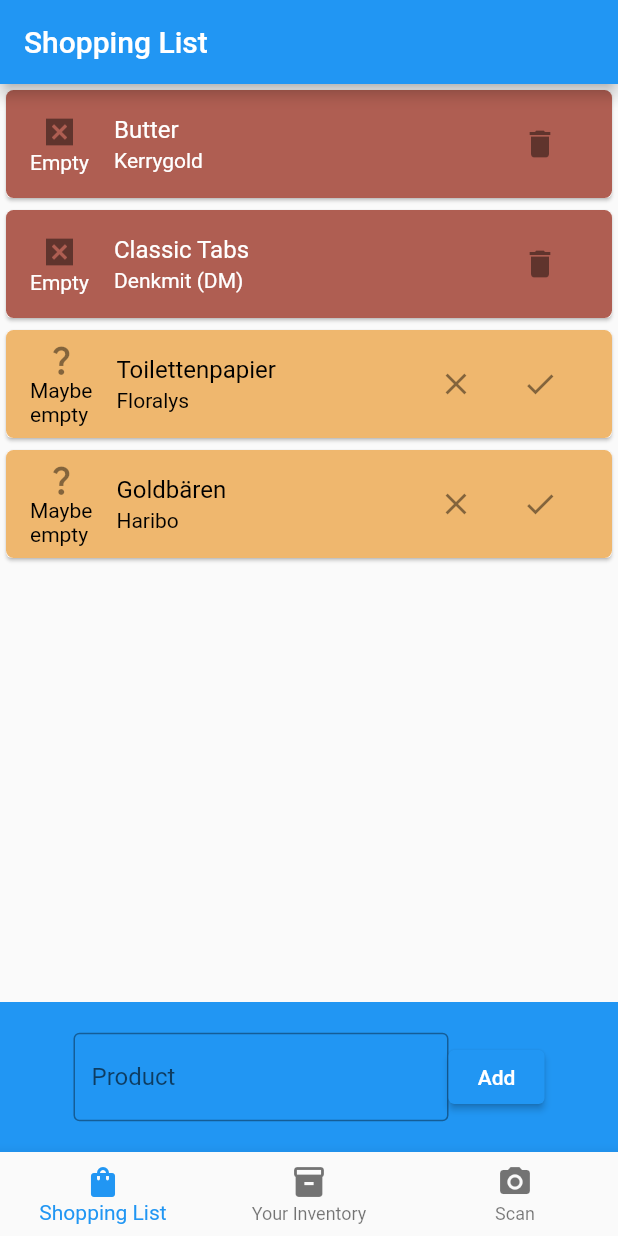
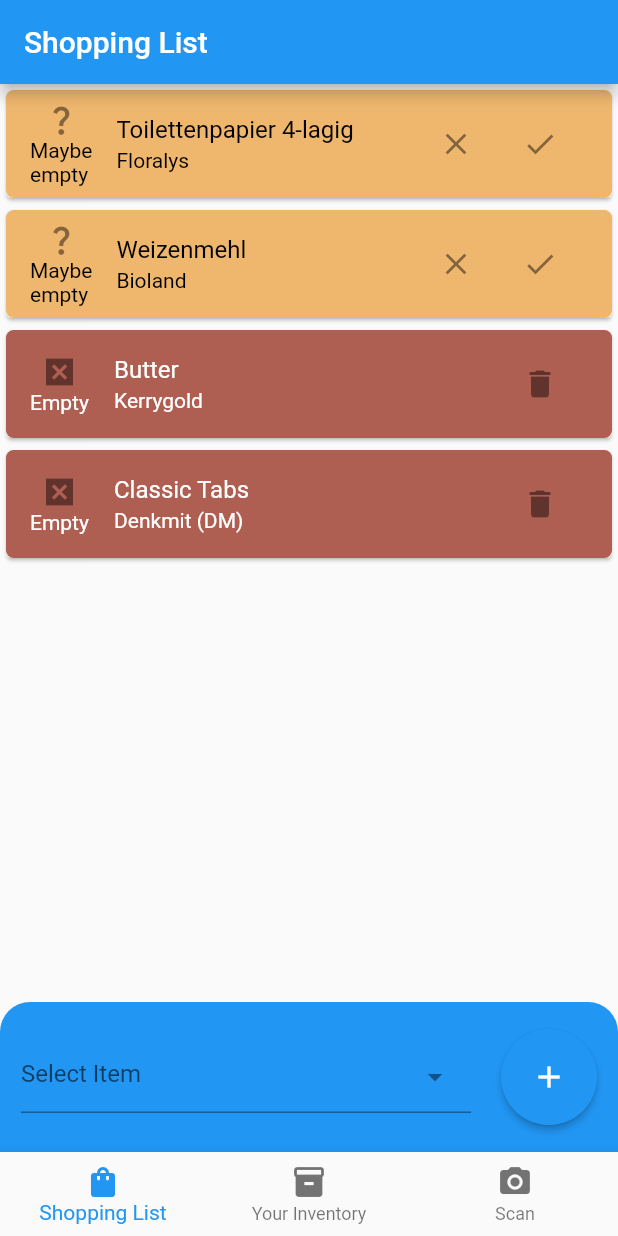
Before and after one commit to dominikth13/SE_Prototype, a Flutter app: the screen it shows after launch, after a tap on the "close" icon, on a phone screen of 412 x 824 dp. Run offline on Flutter 3.47's test engine with Material 2 defaults, Android fonts, the phone set to English and light mode, and no system bars; drawn by our look-alikes of dropdown_textfield; our stand-ins replace camera; missing offline and left inert: rainbow_color.

Commit message:
Added dropdown and sort to Shopping list

```diff
--- a/smart_shopping_list/lib/main.dart
+++ b/smart_shopping_list/lib/main.dart
@@ -25,15 +25,18 @@
   final List<CameraDescription> cameras;
   static List<InventoryItem> inventory = [
     InventoryItem("Staubmagnet Ersatztücher", "Swiffer", Unit.PART, 20),
-    InventoryItem("Strauchtomaten", "Lidl", Unit.GRAM, 300)
+    InventoryItem.forTesting("Strauchtomaten", "Lidl", Unit.GRAM, 300, 0.75),
   ];
   static List<ShoppingListItem> shoppingList = [
-    ShoppingListItem("Butter", "Kerrygold", ItemState.EMPTY, true),
-    ShoppingListItem("Classic Tabs", "Denkmit (DM)", ItemState.EMPTY, true),
-    ShoppingListItem("Weizenmehl", "Bioland", ItemState.MAYBE_EMPTY, false),
+    ShoppingListItem("Butter", "Kerrygold", Unit.GRAM, 250, ItemState.EMPTY),
     ShoppingListItem(
-        "Toilettenpapier", "Floralys", ItemState.MAYBE_EMPTY, false),
-    ShoppingListItem("Goldbären", "Haribo", ItemState.MAYBE_EMPTY, false),
+        "Classic Tabs", "Denkmit (DM)", Unit.PART, 65, ItemState.EMPTY),
+    ShoppingListItem(
+        "Weizenmehl", "Bioland", Unit.GRAM, 1000, ItemState.MAYBE_EMPTY),
+    ShoppingListItem("Toilettenpapier 4-lagig", "Floralys", Unit.PART, 10,
+        ItemState.MAYBE_EMPTY),
+    ShoppingListItem(
+        "Goldbären", "Haribo", Unit.GRAM, 75, ItemState.MAYBE_EMPTY),
   ];
 
   // This widget is the root of your application.
--- a/smart_shopping_list/lib/models/inventory_item.dart
+++ b/smart_shopping_list/lib/models/inventory_item.dart
@@ -1,20 +1,24 @@
+import 'package:smart_shopping_list/models/product.dart';
 import 'package:smart_shopping_list/models/unit.dart';
 
 class InventoryItem implements Comparable {
-  String name;
-  String brand;
-  Unit unit;
-  double size;
+  late Product product;
   double remainingAmount = 1;
 
-  InventoryItem(this.name, this.brand, this.unit, this.size);
+  InventoryItem(String name, String brand, Unit unit, double size) {
+    product = Product(name, brand, unit, size);
+  }
+  InventoryItem.forTesting(
+      String name, String brand, Unit unit, double size, this.remainingAmount) {
+    product = Product(name, brand, unit, size);
+  }
 
   double getRemainingSize() {
-    return remainingAmount * size;
+    return remainingAmount * product.size;
   }
 
   void setRemainingAmountBySize(double remainingSize) {
-    remainingAmount = remainingSize / size;
+    remainingAmount = remainingSize / product.size;
   }
 
   @override
--- a/smart_shopping_list/lib/models/item_state.dart
+++ b/smart_shopping_list/lib/models/item_state.dart
@@ -1,3 +1,5 @@
 enum ItemState {
-  MAYBE_EMPTY, EMPTY, CUSTOM;
+  MAYBE_EMPTY,
+  EMPTY,
+  CUSTOM;
 }
--- /dev/null
+++ b/smart_shopping_list/lib/models/product.dart
@@ -0,0 +1,30 @@
+import 'package:flutter/material.dart';
+import 'package:smart_shopping_list/models/unit.dart';
+
+class Product implements Comparable {
+  String name;
+  String brand;
+  Unit unit;
+  double size;
+
+  Product(this.name, this.brand, this.unit, this.size);
+
+  String toString() {
+    return "$name ($brand)\n $size ${unit.code}(s)";
+  }
+
+  @override
+  int compareTo(other) {
+    Product otherProduct = other as Product;
+
+    if (name.compareTo(otherProduct.name) != 0) {
+      return name.compareTo(otherProduct.name);
+    }
+
+    if (brand.compareTo(otherProduct.brand) != 0) {
+      return brand.compareTo(otherProduct.brand);
+    }
+
+    return size - otherProduct.size as int;
+  }
+}
--- a/smart_shopping_list/lib/models/shopping_list_item.dart
+++ b/smart_shopping_list/lib/models/shopping_list_item.dart
@@ -1,10 +1,44 @@
 import 'package:smart_shopping_list/models/item_state.dart';
+import 'package:smart_shopping_list/models/product.dart';
+import 'package:smart_shopping_list/models/unit.dart';
 
-class ShoppingListItem {
-  String name;
-  String brand;
+class ShoppingListItem implements Comparable {
+  late Product product;
   ItemState state;
-  bool addedToShoppingList;
 
-  ShoppingListItem(this.name, this.brand, this.state, this.addedToShoppingList);
+  ShoppingListItem(
+      String name, String brand, Unit unit, double size, this.state) {
+    product = Product(name, brand, unit, size);
+  }
+
+  @override
+  int compareTo(other) {
+    ShoppingListItem otherItem = other as ShoppingListItem;
+
+    if (state == ItemState.MAYBE_EMPTY) {
+      if (otherItem.state == ItemState.MAYBE_EMPTY) {
+        return product.compareTo(otherItem.product);
+      }
+
+      return -1;
+    }
+
+    if (otherItem.state == ItemState.MAYBE_EMPTY) {
+      return 1;
+    }
+
+    if (state == ItemState.EMPTY) {
+      if (otherItem.state == ItemState.EMPTY) {
+        return product.compareTo(otherItem.product);
+      }
+
+      return -1;
+    }
+
+    if (otherItem.state == ItemState.EMPTY) {
+      return 1;
+    }
+
+    return product.compareTo(otherItem.product);
+  }
 }
--- a/smart_shopping_list/lib/widgets/shopping_list_item_widget.dart
+++ b/smart_shopping_list/lib/widgets/shopping_list_item_widget.dart
@@ -1,16 +1,17 @@
 import 'package:flutter/material.dart';
+import 'package:smart_shopping_list/main.dart';
 import 'package:smart_shopping_list/models/item_state.dart';
 
 import '../models/shopping_list_item.dart';
 
 class ShoppingListItemWidget extends StatefulWidget {
   final ShoppingListItem shoppingListItem;
-  final Function(ShoppingListItem product) onPressDelete;
+  final Function() onChangeItem;
 
   const ShoppingListItemWidget(
     this.shoppingListItem, {
     super.key,
-    required this.onPressDelete,
+    required this.onChangeItem,
   });
 
   @override
@@ -24,6 +25,16 @@
     setState(() {
       widget.shoppingListItem.state;
     });
+    widget.onChangeItem();
+  }
+
+  void _delete(ShoppingListItem product) {
+    MyApp.shoppingList.remove(product);
+
+    setState(() {
+      MyApp.shoppingList;
+    });
+    widget.onChangeItem();
   }
 
   Column _icon() {
@@ -66,7 +77,7 @@
           children: [
             IconButton(
               icon: const Icon(Icons.close),
-              onPressed: () => widget.onPressDelete(widget.shoppingListItem),
+              onPressed: () => _delete(widget.shoppingListItem),
             ),
             IconButton(
               icon: const Icon(Icons.check),
@@ -80,7 +91,7 @@
           children: [
             IconButton(
               icon: const Icon(Icons.delete),
-              onPressed: () => widget.onPressDelete(widget.shoppingListItem),
+              onPressed: () => _delete(widget.shoppingListItem),
             ),
           ],
         );
@@ -114,8 +125,8 @@
         children: <Widget>[
           Expanded(
             child: ListTile(
-                title: Text(widget.shoppingListItem.name),
-                subtitle: Text(widget.shoppingListItem.brand),
+                title: Text(widget.shoppingListItem.product.name),
+                subtitle: Text(widget.shoppingListItem.product.brand),
                 tileColor: _tileColor(),
                 textColor: _textColor(),
                 shape: const RoundedRectangleBorder(
--- a/smart_shopping_list/lib/widgets/shopping_list_widget.dart
+++ b/smart_shopping_list/lib/widgets/shopping_list_widget.dart
@@ -1,9 +1,13 @@
+import 'package:dropdown_textfield/dropdown_textfield.dart';
 import 'package:flutter/material.dart';
+import 'package:smart_shopping_list/models/inventory_item.dart';
 import 'package:smart_shopping_list/models/item_state.dart';
+import 'package:smart_shopping_list/models/product.dart';
 import 'package:smart_shopping_list/widgets/shopping_list_item_widget.dart';
 
 import '../models/shopping_list_item.dart';
 import '../main.dart';
+import '../models/unit.dart';
 
 class ShoppingListWidget extends StatefulWidget {
   const ShoppingListWidget({super.key});
@@ -13,25 +17,38 @@
 }
 
 class _ShoppingListWidgetState extends State<ShoppingListWidget> {
-  void _delete(ShoppingListItem product) {
-    MyApp.shoppingList.remove(product);
+  final TextEditingController _addProductNameController =
+      TextEditingController();
+  final SingleValueDropDownController _svdc = SingleValueDropDownController();
+  List<ShoppingListItem> _items = [];
+
+  @override
+  void initState() {
+    super.initState();
+
+    _items = _sortedItems();
+  }
+
+  void _addProduct() {
+    Product? product = _svdc.dropDownValue?.value;
+    if (product == null) {
+      return;
+    }
+
+    MyApp.shoppingList.add(ShoppingListItem(product.name, product.brand,
+        product.unit, product.size, ItemState.CUSTOM));
+    _svdc.dropDownValue = null;
 
     setState(() {
       MyApp.shoppingList;
     });
+    _onChangeItems();
   }
 
-  final TextEditingController _addProductNameController =
-      TextEditingController();
-
-  void _addProduct(String name) {
-    //TODO implement
-    String brand = "Example Brand";
-    MyApp.shoppingList
-        .add(ShoppingListItem(name, brand, ItemState.CUSTOM, true));
-
+  void _onChangeItems() {
+    _items = _sortedItems();
     setState(() {
-      MyApp.shoppingList;
+      _items;
     });
   }
 
@@ -39,7 +56,34 @@
   void dispose() {
     // Clean up the controller when the widget is disposed.
     _addProductNameController.dispose();
+    _svdc.dispose();
     super.dispose();
+  }
+
+  List<DropDownValueModel> _options() {
+    final List<Product> _optionMock = [
+      Product("Feinschmecker-Salami", "Wiltmann", Unit.GRAM, 80),
+      Product("Salami Kralovsky", "Kostelec", Unit.GRAM, 380),
+      Product("Salami", "Wilhelm Brandenburg", Unit.GRAM, 80),
+      Product("Salami", "Die Thüringer", Unit.GRAM, 100),
+      Product("Waschmittel Renew Schwarz", "Perwoll", Unit.LITRE, 1.375),
+      Product("Colorwaschmittel Renew", "Perwoll", Unit.LITRE, 1.375),
+      Product("Vollwaschmittel Universal Kraft-Gel", "Persil", Unit.LITRE, 0.9),
+      Product("Colorwaschmittel All-in-1 Pods", "Ariel", Unit.GRAM, 306),
+    ];
+    _optionMock.sort();
+
+    return _optionMock
+        .map((e) => DropDownValueModel(
+            name: e.toString(), value: e, toolTipMsg: "Moin"))
+        .toList();
+  }
+
+  List<ShoppingListItem> _sortedItems() {
+    List<ShoppingListItem> items = List.from(MyApp.shoppingList);
+    items.sort();
+
+    return items;
   }
 
   @override
@@ -48,40 +92,50 @@
       children: <Widget>[
         Expanded(
           child: ListView(
-              children: MyApp.shoppingList
-                  .map((item) => ShoppingListItemWidget(
-                        item,
-                        onPressDelete: _delete,
-                      ))
-                  .toList()),
+            children: _items
+                .map((e) =>
+                    ShoppingListItemWidget(e, onChangeItem: _onChangeItems))
+                .toList(),
+          ),
         ),
         Container(
           height: 100,
+          decoration: const BoxDecoration(
+            borderRadius: BorderRadius.only(
+              topLeft: Radius.circular(20),
+              topRight: Radius.circular(20),
+            ),
             color: Colors.blue,
-          child: Center(
+          ),
           child: Row(
             mainAxisAlignment: MainAxisAlignment.center,
-              mainAxisSize: MainAxisSize.min,
             children: <Widget>[
-                SizedBox(
-                  width: 250,
-                  child: TextField(
-                    controller: _addProductNameController,
-                    decoration: const InputDecoration(
-                      border: OutlineInputBorder(),
-                      labelText: "Product",
+              Container(
+                padding: EdgeInsets.fromLTRB(10, 5, 10, 5),
+                child: SizedBox(
+                  width: 300,
+                  child: DropDownTextField(
+                    dropDownList: _options(),
+                    enableSearch: true,
+                    controller: _svdc,
+                    dropDownItemCount: 4,
                   ),
                 ),
               ),
-                ElevatedButton(
-                  child: const Text("Add"),
-                  onPressed: () {
-                    _addProduct(_addProductNameController.text);
-                    _addProductNameController.text = "";
-                  },
+              Container(
+                padding: EdgeInsets.fromLTRB(10, 5, 10, 5),
+                child: ElevatedButton(
+                  onPressed: _addProduct,
+                  style: ElevatedButton.styleFrom(
+                    shape: const CircleBorder(),
+                    padding: const EdgeInsets.all(20),
+                    backgroundColor: Colors.blue, // <-- Button color
+                    foregroundColor: Colors.grey, // <-- Splash color
+                  ),
+                  child: const Icon(Icons.add, color: Colors.white),
+                ),
               ),
             ],
-            ),
           ),
         ),
       ],
--- a/smart_shopping_list/pubspec.yaml
+++ b/smart_shopping_list/pubspec.yaml
@@ -33,6 +33,7 @@
   video_player: ^2.1.4
   path:
   rainbow_color:
+  dropdown_textfield:
   flutter:
     sdk: flutter
 
```
Also changed, not shown: smart_shopping_list/lib/widgets/inventory_item_widget.dart (+19 -19 lines), smart_shopping_list/lib/widgets/inventory_widget.dart (+2 -8 lines), smart_shopping_list/pubspec.lock. Lines whose indentation alone changed are shown as unchanged.
